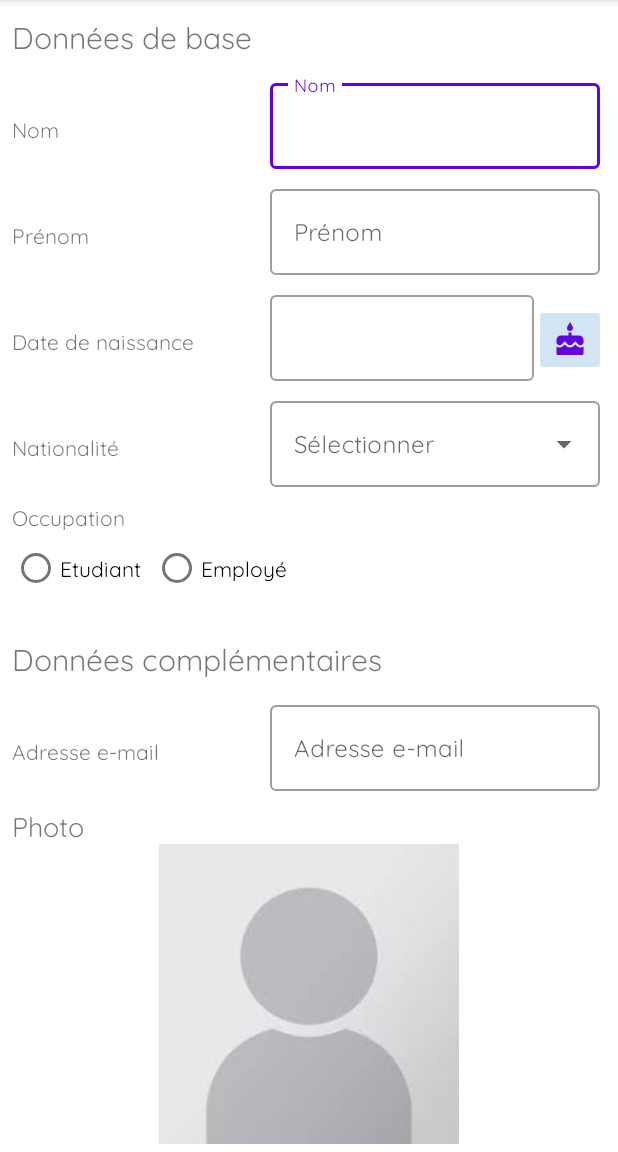
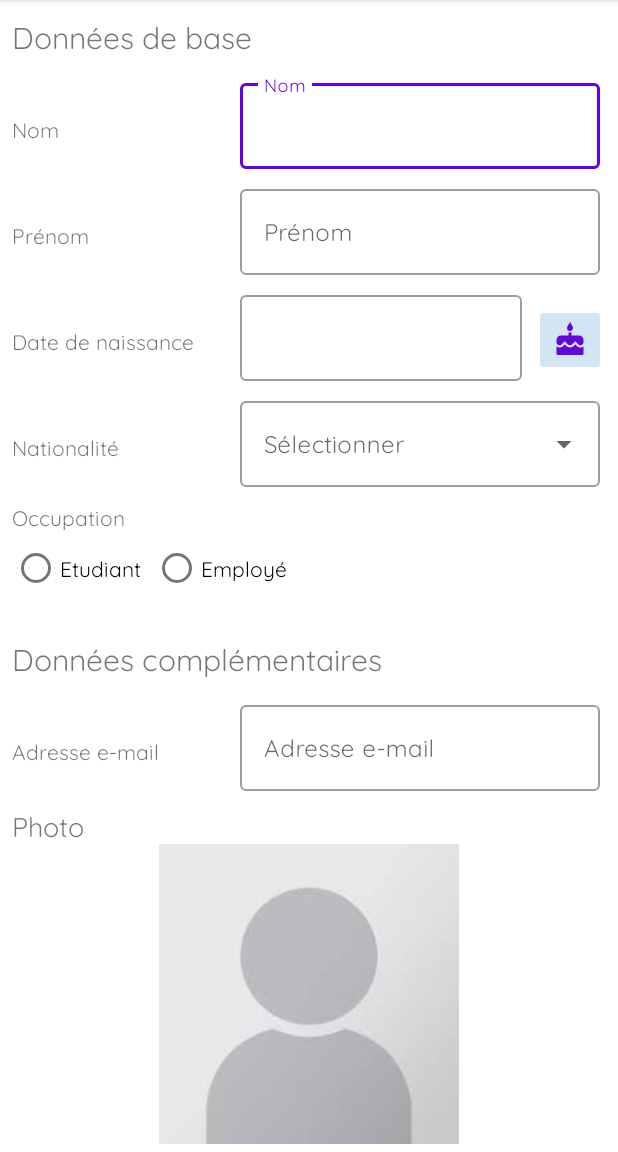
Before and after one commit to Alessandro-AP/AND_Labo3, an Android app: the screen it shows after launch (ControllerActivity), on a phone screen of 412 x 824 dp, the part 84-1236 px from its top. Run offline under Robolectric (Android 15) with nearby library versions, the phone set to English and light mode, and no system bars.

Commit message:
layout - replace fix size with guidelines

```diff
--- a/app/src/main/res/layout/additional_details_section.xml
+++ b/app/src/main/res/layout/additional_details_section.xml
@@ -1,10 +1,16 @@
 <?xml version="1.0" encoding="utf-8"?>
 <androidx.constraintlayout.widget.ConstraintLayout xmlns:android="http://schemas.android.com/apk/res/android"
     xmlns:app="http://schemas.android.com/apk/res-auto"
-    xmlns:tools="http://schemas.android.com/tools"
     android:id="@+id/additional_detail_section"
     android:layout_width="match_parent"
     android:layout_height="wrap_content">
+
+    <androidx.constraintlayout.widget.Guideline
+        android:id="@+id/inputsGuideline"
+        android:layout_width="wrap_content"
+        android:layout_height="wrap_content"
+        android:orientation="vertical"
+        app:layout_constraintGuide_begin="160dp" />
 
     <TextView
         android:id="@+id/additionalData"
@@ -31,12 +37,13 @@
     <com.google.android.material.textfield.TextInputLayout
         android:id="@+id/mailET"
         style="@style/Widget.MaterialComponents.TextInputLayout.OutlinedBox"
-        android:layout_width="220dp"
+        android:layout_width="0dp"
         android:layout_height="wrap_content"
         android:layout_marginTop="12dp"
         android:layout_marginEnd="12dp"
         android:hint="@string/additional_email_title"
         app:layout_constraintEnd_toEndOf="parent"
+        app:layout_constraintStart_toStartOf="@+id/inputsGuideline"
         app:layout_constraintTop_toBottomOf="@+id/additionalData">
 
         <com.google.android.material.textfield.TextInputEditText
@@ -100,5 +107,4 @@
 
     </com.google.android.material.textfield.TextInputLayout>
 
-
 </androidx.constraintlayout.widget.ConstraintLayout>
--- a/app/src/main/res/layout/base_details_section.xml
+++ b/app/src/main/res/layout/base_details_section.xml
@@ -97,12 +97,13 @@
     <com.google.android.material.textfield.TextInputLayout
         android:id="@+id/lastNameET"
         style="@style/Widget.MaterialComponents.TextInputLayout.OutlinedBox"
-        android:layout_width="220dp"
+        android:layout_width="0dip"
         android:layout_height="wrap_content"
         android:layout_marginTop="50dp"
         android:layout_marginEnd="12dp"
         android:hint="@string/main_base_name_title"
         app:layout_constraintEnd_toEndOf="parent"
+        app:layout_constraintStart_toEndOf="@id/inputsGuideline"
         app:layout_constraintTop_toTopOf="parent">
 
         <com.google.android.material.textfield.TextInputEditText
@@ -116,12 +117,13 @@
     <com.google.android.material.textfield.TextInputLayout
         android:id="@+id/firstnameET"
         style="@style/Widget.MaterialComponents.TextInputLayout.OutlinedBox"
-        android:layout_width="220dp"
+        android:layout_width="0dip"
         android:layout_height="wrap_content"
         android:layout_marginTop="8dp"
         android:layout_marginEnd="12dp"
         android:hint="@string/main_base_firstname_title"
         app:layout_constraintEnd_toEndOf="parent"
+        app:layout_constraintStart_toStartOf="@+id/inputsGuideline"
         app:layout_constraintTop_toBottomOf="@+id/lastNameET">
 
         <com.google.android.material.textfield.TextInputEditText
@@ -135,10 +137,11 @@
     <com.google.android.material.textfield.TextInputLayout
         android:id="@+id/birthdayET"
         style="@style/Widget.MaterialComponents.TextInputLayout.OutlinedBox"
-        android:layout_width="176dp"
+        android:layout_width="0dip"
         android:layout_height="wrap_content"
         android:layout_marginTop="8dp"
         app:layout_constraintEnd_toStartOf="@+id/birthdayButton"
+        app:layout_constraintStart_toStartOf="@+id/inputsGuideline"
         app:layout_constraintTop_toBottomOf="@+id/firstnameET">
 
         <com.google.android.material.textfield.TextInputEditText
@@ -154,12 +157,13 @@
         android:id="@+id/birthdayButton"
         android:layout_width="wrap_content"
         android:layout_height="wrap_content"
+        android:layout_marginHorizontal="8dp"
         android:layout_marginTop="8dp"
-        android:layout_marginEnd="8dp"
         android:backgroundTint="#D1E5F4"
         android:minHeight="48dp"
         app:layout_constraintBottom_toTopOf="@+id/nationalitySpinnerContainer"
         app:layout_constraintEnd_toEndOf="parent"
+        app:layout_constraintStart_toEndOf="@id/birthdayET"
         app:layout_constraintTop_toBottomOf="@+id/firstnameET"
         app:srcCompat="@drawable/cake" />
 
@@ -167,12 +171,13 @@
     <com.google.android.material.textfield.TextInputLayout
         android:id="@+id/nationalitySpinnerContainer"
         style="@style/Widget.MaterialComponents.TextInputLayout.OutlinedBox.ExposedDropdownMenu"
-        android:layout_width="220dp"
+        android:layout_width="0dip"
         android:layout_height="wrap_content"
         android:layout_marginTop="8dp"
         android:layout_marginEnd="12dp"
         android:hint="@string/nationality_empty"
         app:layout_constraintEnd_toEndOf="parent"
+        app:layout_constraintStart_toStartOf="@+id/inputsGuideline"
         app:layout_constraintTop_toBottomOf="@+id/birthdayET">
 
         <AutoCompleteTextView
@@ -184,4 +189,11 @@
 
     </com.google.android.material.textfield.TextInputLayout>
 
+    <androidx.constraintlayout.widget.Guideline
+        android:id="@+id/inputsGuideline"
+        android:layout_width="wrap_content"
+        android:layout_height="wrap_content"
+        android:orientation="vertical"
+        app:layout_constraintGuide_begin="160dp" />
+
 </androidx.constraintlayout.widget.ConstraintLayout>
```
Also changed, not shown: app/src/main/res/layout/employee_section.xml (+13 -5 lines), app/src/main/res/layout/student_section.xml (+11 -4 lines).
